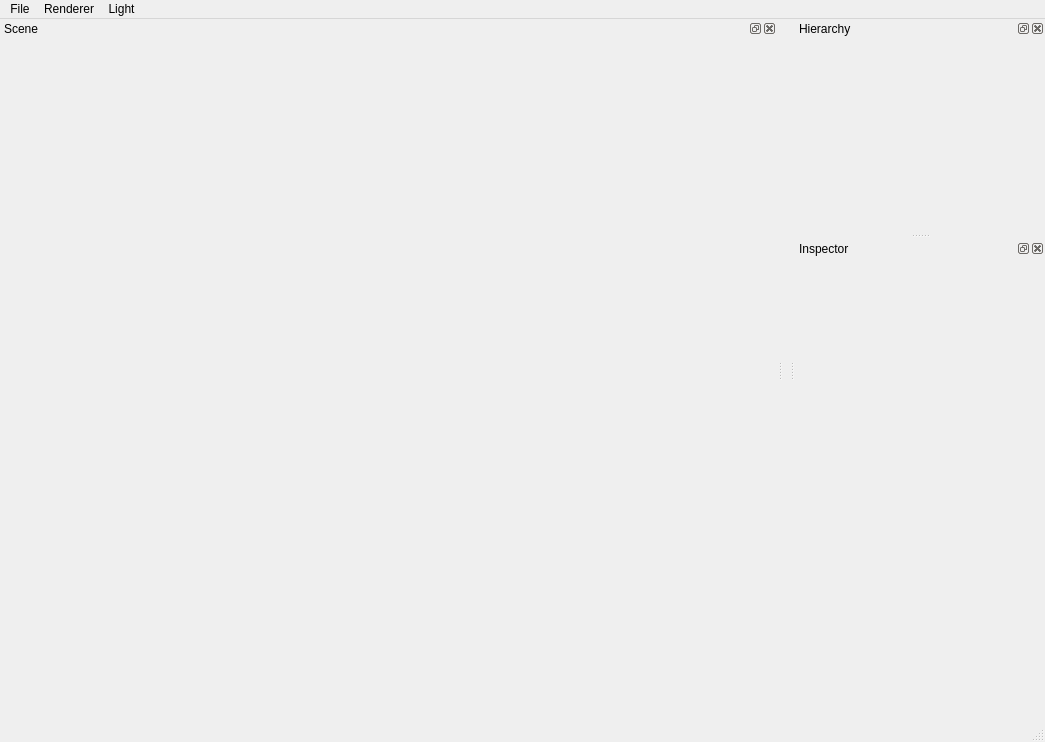
Old version of the form Project1/mainwindow.ui in the repository MarcLF/CuteTProject1.
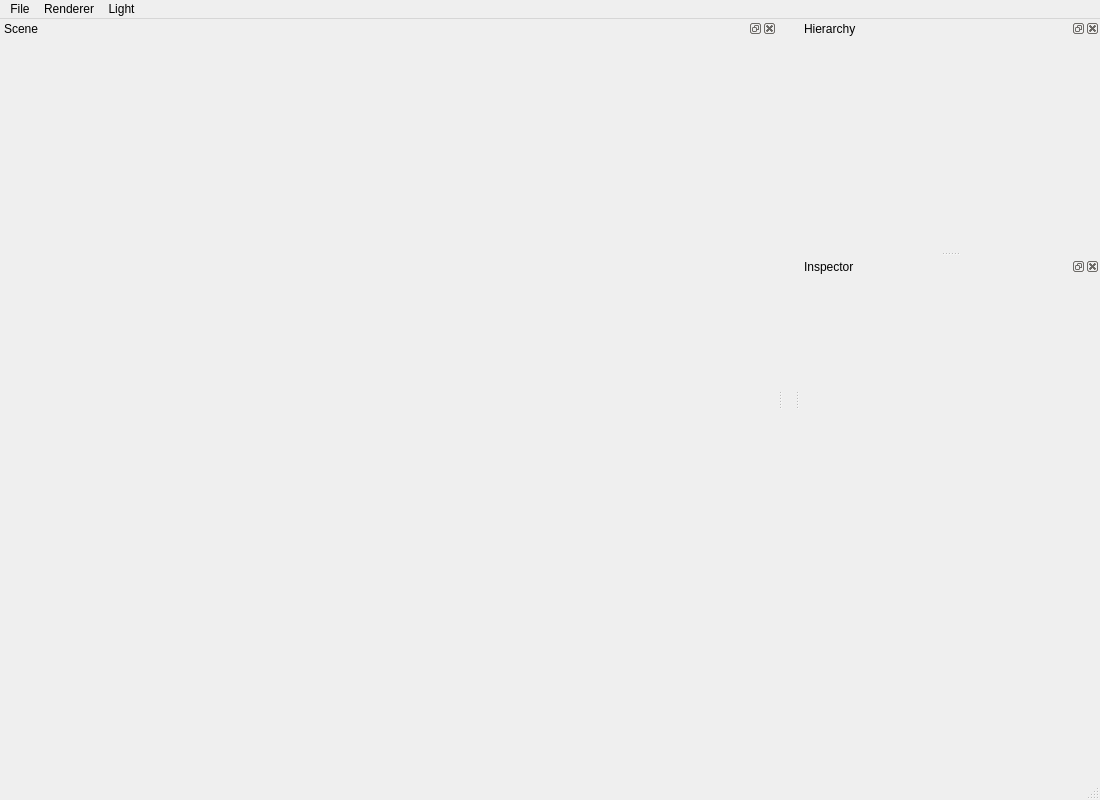
New version of the form.

What changed in the file:
```diff
--- a/Project1/mainwindow.ui
+++ b/Project1/mainwindow.ui
@@ -6,14 +6,14 @@
    <rect>
     <x>0</x>
     <y>0</y>
-    <width>1045</width>
-    <height>742</height>
+    <width>1100</width>
+    <height>800</height>
    </rect>
   </property>
   <property name="minimumSize">
    <size>
-    <width>1045</width>
-    <height>742</height>
+    <width>1100</width>
+    <height>800</height>
    </size>
   </property>
   <property name="windowTitle">
@@ -24,7 +24,7 @@
   <widget class="QDockWidget" name="Hierarchywidget">
    <property name="minimumSize">
     <size>
-     <width>199</width>
+     <width>300</width>
      <height>200</height>
     </size>
    </property>
@@ -42,7 +42,7 @@
   <widget class="QDockWidget" name="Inspectorwidget">
    <property name="minimumSize">
     <size>
-     <width>250</width>
+     <width>300</width>
      <height>450</height>
     </size>
    </property>
@@ -62,7 +62,7 @@
     <rect>
      <x>0</x>
      <y>0</y>
-     <width>1045</width>
+     <width>1100</width>
      <height>21</height>
     </rect>
    </property>
```
Left out of the diff: 10 changed lines with no effect on the pictures.
